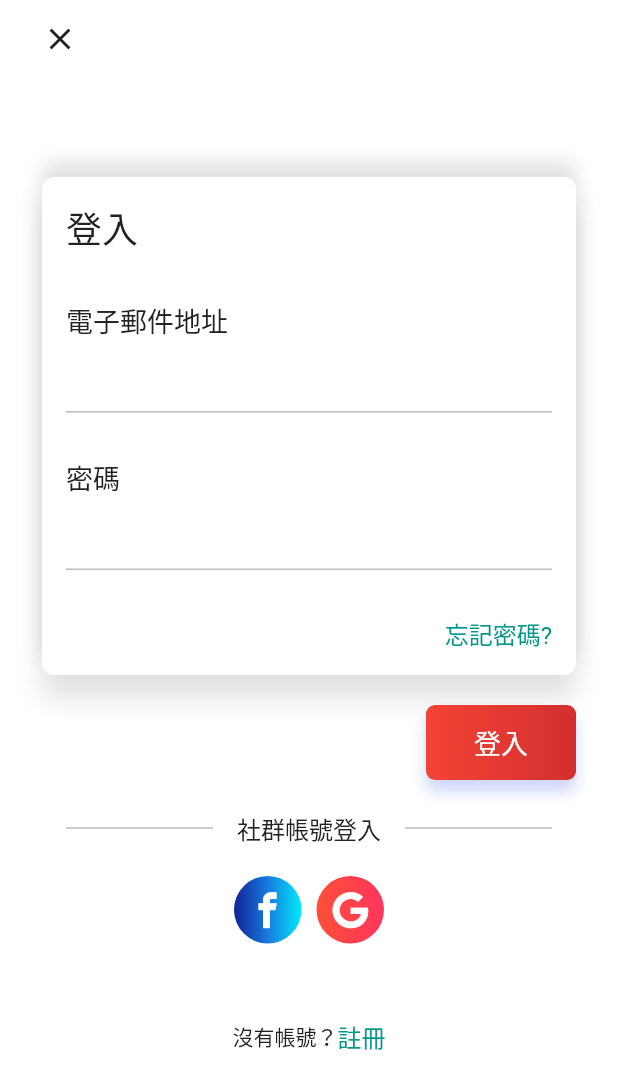
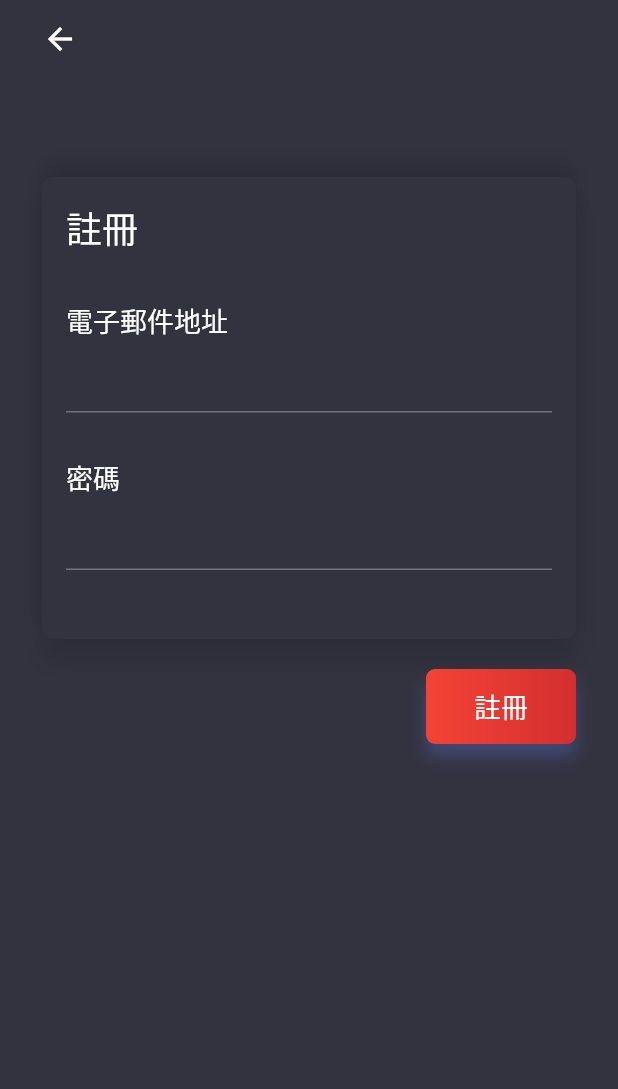
Before and after one commit to h3l1o5/carpool, a Flutter app: the Authenticate screen opened by its route, after a tap on "註冊", on a phone screen of 412 x 824 dp. Shown: the top 1089 px of the screen. Run offline on Flutter 3.47's test engine with Material 2 defaults, Android fonts, the phone set to English and light mode, and no system bars; our stand-ins replace firebase_auth; accounts and stored records are empty.

Commit message:
try using form

```diff
--- a/lib/main.dart
+++ b/lib/main.dart
@@ -18,7 +18,7 @@ class MyApp extends StatelessWidget {
         home: RootPage(),
         initialRoute: rootPageRoute,
         onGenerateRoute: Router.generateRoute,
-        theme: AppTheme.light,
+        theme: AppTheme.dark,
       ),
     );
   }
--- /dev/null
+++ b/lib/pages/authenticate/sign_up.dart
@@ -0,0 +1,94 @@
+import 'package:firebase_auth/firebase_auth.dart';
+import 'package:flutter/material.dart';
+import 'package:kapoo/pages/authenticate/widgets/form_card.dart';
+
+class SignUp extends StatefulWidget {
+  @override
+  _SignUpState createState() => new _SignUpState();
+}
+
+class _SignUpState extends State<SignUp> {
+  @override
+  Widget build(BuildContext context) {
+    final theme = Theme.of(context);
+
+    return new Scaffold(
+      backgroundColor: theme.backgroundColor,
+      body: SafeArea(
+        child: SingleChildScrollView(
+          padding: EdgeInsets.symmetric(horizontal: 28, vertical: 14),
+          child: Column(
+            mainAxisAlignment: MainAxisAlignment.center,
+            children: <Widget>[
+              Row(
+                mainAxisAlignment: MainAxisAlignment.start,
+                children: <Widget>[
+                  InkWell(
+                    onTap: () => Navigator.of(context).pop(),
+                    child: Icon(Icons.arrow_back,
+                        color: theme.textTheme.body1.color),
+                    highlightColor: Colors.transparent,
+                    splashColor: Colors.transparent,
+                  ),
+                ],
+              ),
+              SizedBox(height: 80),
+              FormCard(isSignUp: true),
+              SizedBox(height: 20),
+              Row(
+                mainAxisAlignment: MainAxisAlignment.end,
+                children: <Widget>[
+                  Container(
+                    width: 100,
+                    height: 50,
+                    decoration: BoxDecoration(
+                      gradient: LinearGradient(colors: [
+                        theme.primaryColor,
+                        theme.primaryColorDark,
+                      ]),
+                      borderRadius: BorderRadius.circular(6.0),
+                      boxShadow: [
+                        BoxShadow(
+                            color: Color(0xFF6078ea).withOpacity(.3),
+                            offset: Offset(0.0, 8.0),
+                            blurRadius: 8.0)
+                      ],
+                    ),
+                    child: Material(
+                      color: Colors.transparent,
+                      child: InkWell(
+                        borderRadius: BorderRadius.circular(6.0),
+                        onTap: handleSignUp,
+                        child: Center(
+                          child: Text(
+                            "註冊",
+                            style: TextStyle(
+                              color: Colors.white,
+                              fontSize: 18,
+                            ),
+                          ),
+                        ),
+                      ),
+                    ),
+                  )
+                ],
+              ),
+            ],
+          ),
+        ),
+      ),
+    );
+  }
+
+  Future<void> handleSignUp() async {
+    try {
+      FirebaseUser user = await FirebaseAuth.instance
+          .createUserWithEmailAndPassword(
+              email: "martysun25@gmail.com", password: "84504115");
+
+      print(user);
+    } catch (e) {
+      print(e.code);
+    }
+  }
+}
--- a/lib/pages/authenticate/widgets/form_card.dart
+++ b/lib/pages/authenticate/widgets/form_card.dart
@@ -1,6 +1,24 @@
 import 'package:flutter/material.dart';
 
-class FormCard extends StatelessWidget {
+class FormCard extends StatefulWidget {
+  FormCard(
+      {Key key,
+      this.isSignUp = false,
+      @required this.emailFieldController,
+      @required this.passwordFieldController})
+      : super(key: key);
+
+  final bool isSignUp;
+  final TextEditingController emailFieldController;
+  final TextEditingController passwordFieldController;
+
+  @override
+  _FormCardState createState() => _FormCardState();
+}
+
+class _FormCardState extends State<FormCard> {
+  final _formKey = GlobalKey<FormState>();
+
   @override
   Widget build(BuildContext context) {
     final theme = Theme.of(context);
@@ -22,14 +40,25 @@ class FormCard extends StatelessWidget {
           ]),
       child: Padding(
         padding: EdgeInsets.all(16),
+        child: Form(
+          key: _formKey,
           child: Column(
             crossAxisAlignment: CrossAxisAlignment.start,
             children: <Widget>[
-            Text("登入", style: TextStyle(fontSize: 24)),
+              Text(widget.isSignUp ? "註冊" : "登入",
+                  style: TextStyle(fontSize: 24)),
               SizedBox(height: 30),
               Text("電子郵件地址", style: TextStyle(fontSize: 18)),
-            TextField(
+              TextFormField(
                 keyboardType: TextInputType.emailAddress,
+                controller: widget.emailFieldController,
+                validator: (value) {
+                  if (value.isEmpty) {
+                    return "Enter some text";
+                  } else {
+                    return null;
+                  }
+                },
                 style: TextStyle(color: theme.textTheme.body1.color),
                 decoration: InputDecoration(
                   enabledBorder: UnderlineInputBorder(
@@ -46,7 +75,15 @@ class FormCard extends StatelessWidget {
               ),
               SizedBox(height: 30),
               Text("密碼", style: TextStyle(fontSize: 18)),
-            TextField(
+              TextFormField(
+                controller: widget.passwordFieldController,
+                validator: (value) {
+                  if (value.isEmpty) {
+                    return "Enter some text";
+                  } else {
+                    return null;
+                  }
+                },
                 obscureText: true,
                 style: TextStyle(color: theme.textTheme.body1.color),
                 decoration: InputDecoration(
@@ -63,18 +100,22 @@ class FormCard extends StatelessWidget {
                 ),
               ),
               SizedBox(height: 30),
-            Row(
+              widget.isSignUp
+                  ? Container()
+                  : Row(
                       mainAxisAlignment: MainAxisAlignment.end,
                       children: <Widget>[
                         Text(
                           "忘記密碼?",
-                  style: TextStyle(color: theme.accentColor, fontSize: 16),
+                          style:
+                              TextStyle(color: theme.accentColor, fontSize: 16),
                         )
                       ],
                     )
             ],
           ),
         ),
+      ),
     );
   }
 }
--- a/lib/router.dart
+++ b/lib/router.dart
@@ -1,9 +1,11 @@
 import 'package:flutter/material.dart';
 import 'package:kapoo/pages/authenticate/authenticate.dart';
+import 'package:kapoo/pages/authenticate/sign_up.dart';
 import 'package:kapoo/pages/root_page.dart';
 
 const String rootPageRoute = '/';
 const String authenticateRoute = '/auth';
+const String signUpRoute = "/auth/signUp";
 
 class Router {
   static Route<dynamic> generateRoute(RouteSettings settings) {
@@ -17,6 +19,10 @@ class Router {
           builder: (_) => Authenticate(),
           fullscreenDialog: true,
         );
+      case signUpRoute:
+        return MaterialPageRoute(
+          builder: (_) => SignUp(),
+        );
       default:
         return MaterialPageRoute(builder: (_) => Container());
     }
```
Also changed, not shown: lib/pages/authenticate/authenticate.dart (+33 -29 lines). Lines whose indentation alone changed are shown as unchanged.
